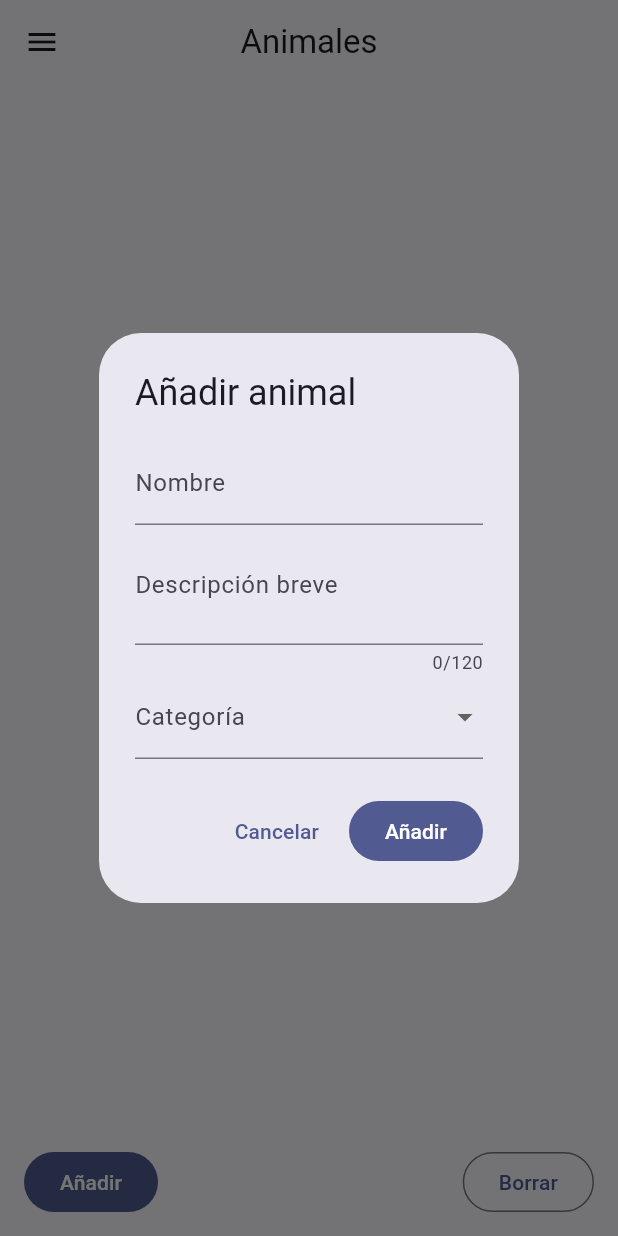
After one commit to Kilian-Salesianos/pgl_p2_myportfolio, a Flutter app: the AnimalCrudScreen screen opened by its route, after a tap on "Añadir", on a phone screen of 412 x 824 dp. The commit adds this screen. Run offline on Flutter 3.47's test engine with Material 3 defaults, Android fonts, the phone set to English and light mode, and no system bars; our stand-ins replace go_router, qr_flutter.

Commit message:
Añadimos la pantalla al main.dart creamos la lista dinamica por ahora vacia y la añadimos a la navegación

```diff
--- a/lib/main.dart
+++ b/lib/main.dart
@@ -1,6 +1,7 @@
 import 'package:flutter/material.dart';
 import 'package:go_router/go_router.dart';
 
+import 'screens/animal_crud-screen.dart';
 import 'screens/home_screen.dart';
 import 'screens/porfolio_screen.dart';
 
@@ -11,6 +12,10 @@ final _router = GoRouter(
     GoRoute(
       path: '/porfolio',
       builder: (context, state) => const PorfolioScreen(),
+    ),
+    GoRoute(
+      path: '/animales',
+      builder: (context, state) => const AnimalCrudScreen(),
     ),
   ],
 );
--- /dev/null
+++ b/lib/screens/animal_crud-screen.dart
@@ -0,0 +1,179 @@
+import 'package:flutter/material.dart';
+
+import '../widgets/app_drawer.dart';
+
+const _animalCategories = [
+  'Mamífero',
+  'Ave',
+  'Reptil',
+  'Anfibio',
+  'Pez',
+  'Invertebrado',
+];
+
+class AnimalCrudScreen extends StatefulWidget {
+  const AnimalCrudScreen({super.key});
+
+  @override
+  State<AnimalCrudScreen> createState() => _AnimalCrudScreenState();
+}
+
+class _AnimalCrudScreenState extends State<AnimalCrudScreen> {
+  final List<_Animal> _animals = [];
+
+  Future<void> _addAnimal() async {
+    final animal = await showDialog<_Animal>(
+      context: context,
+      builder: (context) => const _AnimalDialog(),
+    );
+
+    if (animal != null && mounted) {
+      setState(() => _animals.add(animal));
+    }
+  }
+
+  @override
+  Widget build(BuildContext context) {
+    return Scaffold(
+      appBar: AppBar(title: const Text('Animales'), centerTitle: true),
+      drawer: const AppDrawer(),
+      body: _animals.isEmpty
+          ? const Center(
+              child: Text('Todavía no hay animales. Añade el primero.'),
+            )
+          : ListView.builder(
+              padding: const EdgeInsets.all(16),
+              itemCount: _animals.length,
+              itemBuilder: (context, index) {
+                final animal = _animals[index];
+                return Card(
+                  child: ListTile(
+                    leading: const CircleAvatar(child: Icon(Icons.pets)),
+                    title: Text(animal.name),
+                    subtitle: Text(animal.description),
+                    trailing: Chip(label: Text(animal.category)),
+                  ),
+                );
+              },
+            ),
+      bottomNavigationBar: SafeArea(
+        top: false,
+        child: Padding(
+          padding: const EdgeInsets.symmetric(horizontal: 16, vertical: 12),
+          child: Row(
+            mainAxisAlignment: MainAxisAlignment.spaceBetween,
+            children: [
+              FilledButton(onPressed: _addAnimal, child: const Text('Añadir')),
+              OutlinedButton(onPressed: () {}, child: const Text('Borrar')),
+            ],
+          ),
+        ),
+      ),
+    );
+  }
+}
+
+class _Animal {
+  const _Animal({
+    required this.name,
+    required this.description,
+    required this.category,
+  });
+
+  final String name;
+  final String description;
+  final String category;
+}
+
+class _AnimalDialog extends StatefulWidget {
+  const _AnimalDialog();
+
+  @override
+  State<_AnimalDialog> createState() => _AnimalDialogState();
+}
+
+class _AnimalDialogState extends State<_AnimalDialog> {
+  final _formKey = GlobalKey<FormState>();
+  final _nameController = TextEditingController();
+  final _descriptionController = TextEditingController();
+  String? _selectedCategory;
+
+  @override
+  void dispose() {
+    _nameController.dispose();
+    _descriptionController.dispose();
+    super.dispose();
+  }
+
+  void _saveAnimal() {
+    if (!_formKey.currentState!.validate()) return;
+
+    Navigator.of(context).pop(
+      _Animal(
+        name: _nameController.text.trim(),
+        description: _descriptionController.text.trim(),
+        category: _selectedCategory!,
+      ),
+    );
+  }
+
+  @override
+  Widget build(BuildContext context) {
+    return AlertDialog(
+      title: const Text('Añadir animal'),
+      content: SingleChildScrollView(
+        child: Form(
+          key: _formKey,
+          child: Column(
+            mainAxisSize: MainAxisSize.min,
+            children: [
+              TextFormField(
+                controller: _nameController,
+                decoration: const InputDecoration(labelText: 'Nombre'),
+                textCapitalization: TextCapitalization.words,
+                validator: (value) => value == null || value.trim().isEmpty
+                    ? 'Escribe un nombre'
+                    : null,
+              ),
+              TextFormField(
+                controller: _descriptionController,
+                decoration: const InputDecoration(
+                  labelText: 'Descripción breve',
+                ),
+                maxLength: 120,
+                maxLines: 2,
+                validator: (value) => value == null || value.trim().isEmpty
+                    ? 'Escribe una descripción'
+                    : null,
+              ),
+              DropdownButtonFormField<String>(
+                value: _selectedCategory,
+                decoration: const InputDecoration(labelText: 'Categoría'),
+                items: _animalCategories
+                    .map(
+                      (category) => DropdownMenuItem(
+                        value: category,
+                        child: Text(category),
+                      ),
+                    )
+                    .toList(),
+                onChanged: (category) {
+                  setState(() => _selectedCategory = category);
+                },
+                validator: (value) =>
+                    value == null ? 'Selecciona una categoría' : null,
+              ),
+            ],
+          ),
+        ),
+      ),
+      actions: [
+        TextButton(
+          onPressed: () => Navigator.of(context).pop(),
+          child: const Text('Cancelar'),
+        ),
+        FilledButton(onPressed: _saveAnimal, child: const Text('Añadir')),
+      ],
+    );
+  }
+}
--- a/lib/widgets/app_drawer.dart
+++ b/lib/widgets/app_drawer.dart
@@ -30,6 +30,12 @@ class AppDrawer extends StatelessWidget {
             location: '/porfolio',
             selected: currentLocation == '/porfolio',
           ),
+          _DrawerItem(
+            icon: Icons.pets_outlined,
+            label: 'Animales',
+            location: '/animales',
+            selected: currentLocation == '/animales',
+          ),
         ],
       ),
     );
```
